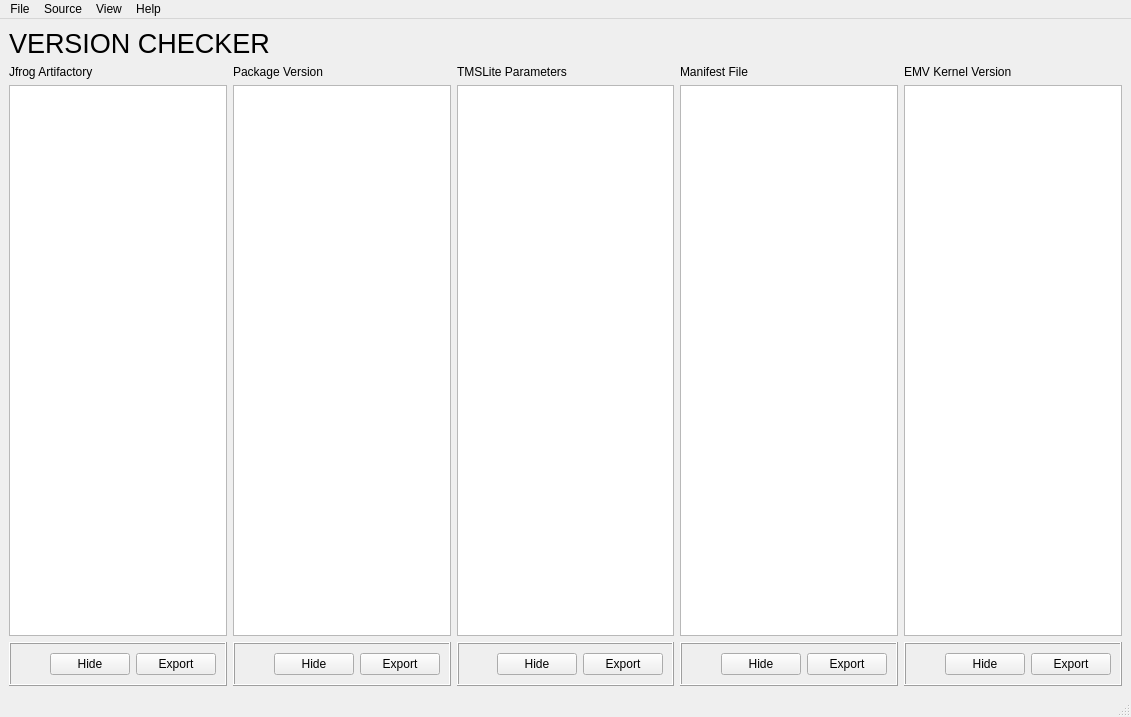
Old version of the form gui/main.ui in the repository jonngo/opt_version_checker.
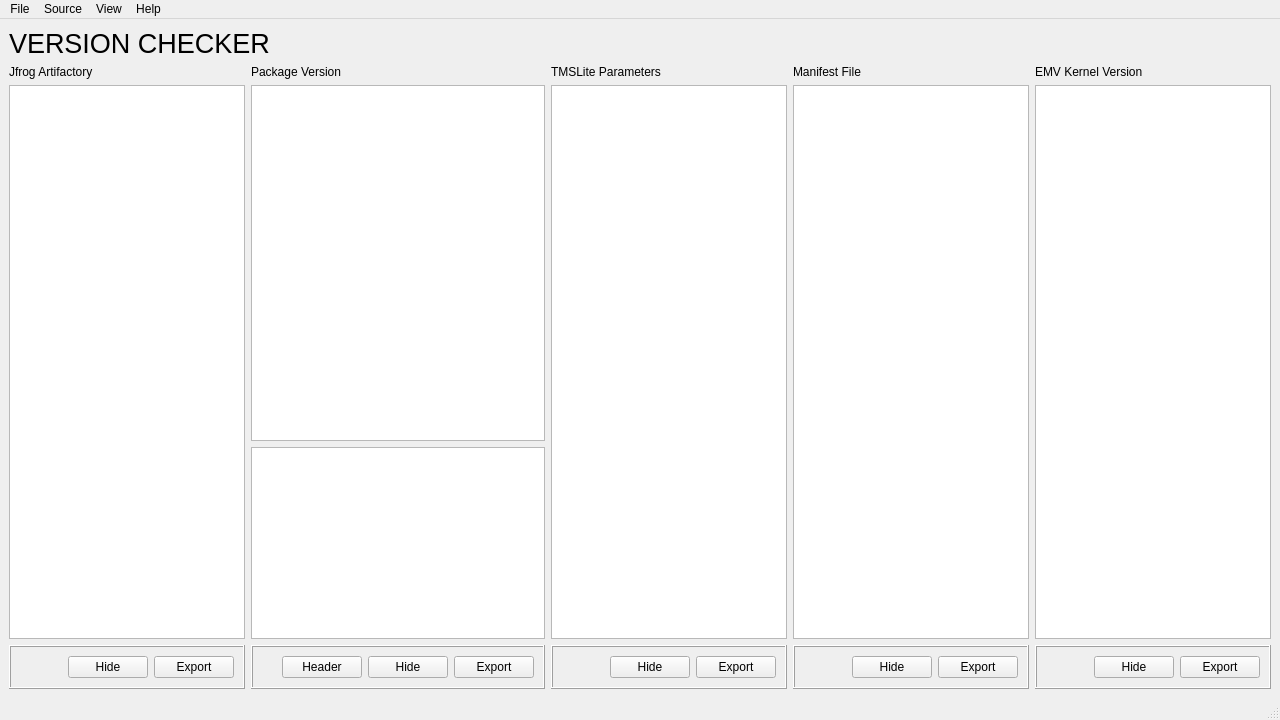
New version of the form. Icons and pictures are not drawn.

Commit message: Added Package header reader list view

```diff
--- a/gui/main.ui
+++ b/gui/main.ui
@@ -6,8 +6,8 @@
    <rect>
     <x>0</x>
     <y>0</y>
-    <width>1131</width>
-    <height>717</height>
+    <width>1280</width>
+    <height>720</height>
    </rect>
   </property>
   <property name="windowTitle">
@@ -98,6 +98,16 @@
         <item>
          <widget class="QTableView" name="jbz_pkg_ver_table"/>
         </item>
+        <item>
+         <widget class="QListView" name="pkg_listview">
+          <property name="sizePolicy">
+           <sizepolicy hsizetype="Expanding" vsizetype="Fixed">
+            <horstretch>0</horstretch>
+            <verstretch>0</verstretch>
+           </sizepolicy>
+          </property>
+         </widget>
+        </item>
         <item>
          <widget class="QFrame" name="jbz_pkg_ver_buttom_button_frame">
           <property name="frameShape">
@@ -120,6 +130,13 @@
              </property>
             </spacer>
            </item>
+           <item>
+            <widget class="QPushButton" name="pkg_header_pushbutton">
+             <property name="text">
+              <string>Header</string>
+             </property>
+            </widget>
+           </item>
            <item>
             <widget class="QPushButton" name="jbz_pkg_version_hide_pushbutton">
              <property name="text">
@@ -307,8 +324,8 @@
     <rect>
      <x>0</x>
      <y>0</y>
-     <width>1131</width>
-     <height>21</height>
+     <width>1280</width>
+     <height>22</height>
     </rect>
    </property>
    <widget class="QMenu" name="menuFile">
```
The commit also changes 2 other files.
